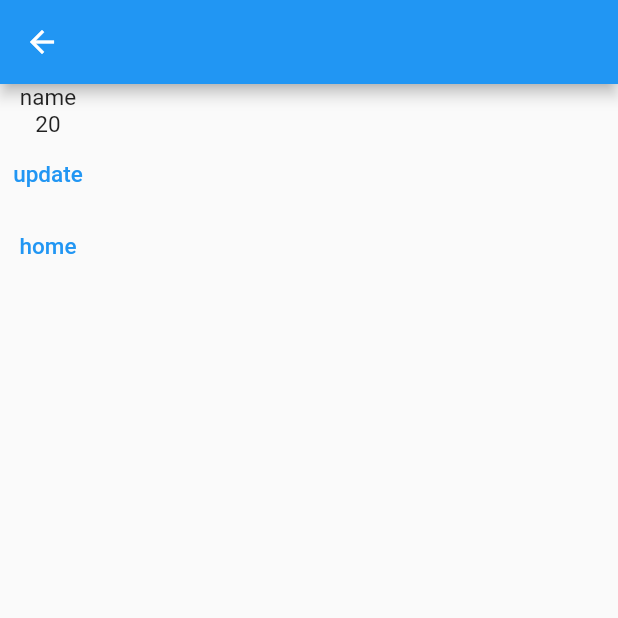
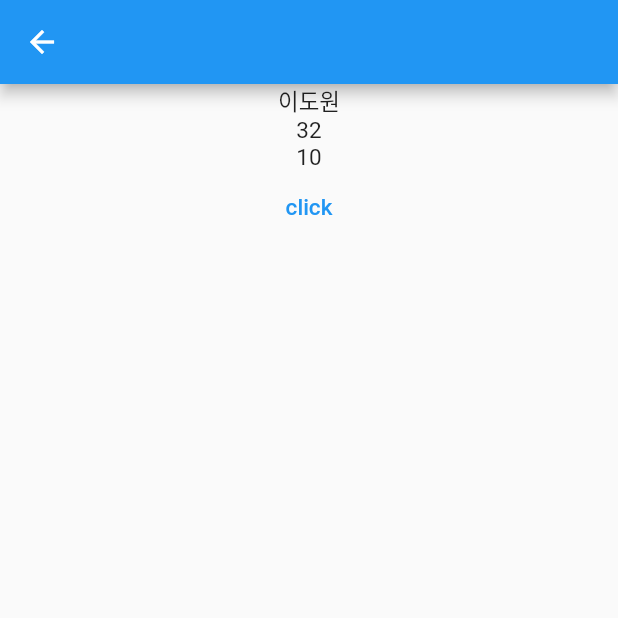
Before and after one commit to flxh4894/my_car_in_phone, a Flutter app: the screen it shows after launch, after a tap on "click", on a phone screen of 412 x 824 dp, the top half of it. Run offline on Flutter 3.47's test engine with Material 2 defaults, Android fonts, the phone set to English and light mode, and no system bars; our stand-ins replace flutter_riverpod, freezed_annotation, riverpod_annotation; generated files the repository leaves out were written again.

Commit message:
테스트노티파이어 어노테이션 추가 수정

```diff
--- a/lib/models/test_model.dart
+++ b/lib/models/test_model.dart
@@ -9,12 +9,6 @@ class TestModel with _$TestModel {
   factory TestModel({required String userId, required int age, int? sex}) =
       _TestModel;
 
-  factory TestModel.nameOnly({
-    required String userId,
-    @Default(20) int age,
-    @Default(1) int sex,
-  }) = _TestModelNameOnly;
-
   factory TestModel.fromJson(Map<String, Object?> json) =>
       _$TestModelFromJson(json);
 }
--- a/lib/notifiers/test_notifier.dart
+++ b/lib/notifiers/test_notifier.dart
@@ -1,14 +1,39 @@
 import 'dart:developer';
+import 'package:my_car_in_phone/models/test_model.dart';
+import 'package:riverpod_annotation/riverpod_annotation.dart';
 
-import 'package:flutter_riverpod/flutter_riverpod.dart';
-import 'package:my_car_in_phone/models/test_model.dart';
+part 'test_notifier.g.dart';
 
-class TestNotifier extends StateNotifier<TestModel> {
-  TestNotifier() : super(TestModel(userId: "name", age: 20)) {
-    log("??????????????????");
+@riverpod
+class Tests extends _$Tests {
+  @override
+  TestModel build() {
+    log("re build test");
+    return TestModel(userId: "이도원", age: 32);
   }
 
-  void updateState(String name, int age, int? sex) {
-    state = TestModel(userId: name, age: age, sex: sex ?? state.sex);
+  void updateAge() {
+    state = state.copyWith(age: 20);
   }
 }
+
+// @riverpod
+// TestModel testNotifier(TestNotifierRef ref) {
+//   ref.onDispose(() => log("close test notifier"));
+
+//   void updateAge() {}
+
+//   return TestModel(userId: "Lee Do Won", age: 32);
+// }
+
+class MyTestNotifier extends Notifier<TestModel> {
+  @override
+  TestModel build() {
+    print("test");
+    return TestModel(userId: "haha", age: 10);
+  }
+
+  void updateAge() {
+    state = state.copyWith(age: 999);
+  }
+}
--- a/lib/routes/routes.dart
+++ b/lib/routes/routes.dart
@@ -2,7 +2,6 @@ import 'dart:developer';
 
 import 'package:flutter/material.dart';
 import 'package:my_car_in_phone/splash.dart';
-import 'package:my_car_in_phone/views/calrendar.dart';
 import 'package:my_car_in_phone/views/home.dart';
 import 'package:my_car_in_phone/views/test.dart';
 
@@ -30,7 +29,7 @@ Widget getRouteWidget(RouteEnum route) {
     case RouteEnum.test:
       return TestPage();
     case RouteEnum.calendar:
-      return CalendarPage();
+      return Container();
   }
 }
 
--- a/lib/views/home.dart
+++ b/lib/views/home.dart
@@ -1,12 +1,20 @@
+import 'dart:developer';
+
 import 'package:flutter/material.dart';
 import 'package:flutter_riverpod/flutter_riverpod.dart';
 import 'package:my_car_in_phone/generated/l10n.dart';
 import 'package:my_car_in_phone/models/enum/part_type_enum.dart';
 import 'package:my_car_in_phone/models/repair.dart';
+import 'package:my_car_in_phone/models/test_model.dart';
 import 'package:my_car_in_phone/notifiers/car_info_notifier.dart';
 import 'package:my_car_in_phone/notifiers/repair_info_notifier.dart';
 import 'package:my_car_in_phone/notifiers/states/car_info_state.dart';
+import 'package:my_car_in_phone/notifiers/test_notifier.dart';
 import 'package:my_car_in_phone/routes/routes.dart';
+
+final np = NotifierProvider<MyTestNotifier, TestModel>(
+  () => MyTestNotifier(),
+);
 
 class HomePage extends ConsumerWidget {
   HomePage({super.key});
@@ -114,11 +122,18 @@ class HomePage extends ConsumerWidget {
             ),
 
             TextButton(
-              onPressed: () => Navigator.pushNamed(
-                context,
-                RouteEnum.calendar.path,
-              ),
-              child: Text("교체내역(달력)"),
+              onPressed: () {
+                log("update age??");
+                ref.read(testsProvider.notifier).updateAge();
+              },
+              child: Text("${ref.watch(testsProvider).age}"),
+            ),
+            TextButton(
+              onPressed: () {
+                log("update age?? ???????????");
+                ref.read(np.notifier).updateAge();
+              },
+              child: Text("${ref.watch(np).age}"),
             )
           ],
         ),
--- a/lib/views/test.dart
+++ b/lib/views/test.dart
@@ -2,33 +2,26 @@ import 'package:flutter/material.dart';
 import 'package:flutter_riverpod/flutter_riverpod.dart';
 import 'package:my_car_in_phone/models/test_model.dart';
 import 'package:my_car_in_phone/notifiers/test_notifier.dart';
-import 'package:my_car_in_phone/routes/routes.dart';
+import 'package:my_car_in_phone/views/home.dart';
 
 class TestPage extends ConsumerWidget {
-  TestPage({super.key});
-
-  final user = StateNotifierProvider<TestNotifier, TestModel>((ref) {
-    return TestNotifier();
-  });
+  const TestPage({super.key});
 
   @override
   Widget build(BuildContext context, WidgetRef ref) {
+    final TestModel tt = ref.watch(testsProvider);
     return Scaffold(
       appBar: AppBar(),
       body: Container(
+        alignment: Alignment.center,
         child: Column(
           children: [
-            Text(ref.watch(user).userId),
-            Text(ref.watch(user).age.toString()),
+            Text(tt.userId),
+            Text(tt.age.toString()),
+            Text(ref.watch(np).age.toString()),
             TextButton(
-                onPressed: () =>
-                    ref.read(user.notifier).updateState("테스터", 10, null),
-                child: const Text("update")),
-            TextButton(
-                onPressed: () => Navigator.pushNamed(
-                    context, RouteEnum.home.path,
-                    arguments: "Hello?"),
-                child: const Text("home"))
+                onPressed: () => ref.read(testsProvider.notifier).updateAge(),
+                child: Text("click"))
           ],
         ),
       ),
--- a/pubspec.yaml
+++ b/pubspec.yaml
@@ -42,6 +42,8 @@ dependencies:
   json_annotation: ^4.7.0
   intl: ^0.17.0
   table_calendar: ^3.0.8
+  riverpod_annotation: ^1.1.1
+  riverpod_generator: ^1.1.1
 
 dev_dependencies:
   flutter_test:
@@ -93,5 +95,5 @@ flutter:
   # For details regarding fonts from package dependencies,
   # see https://flutter.dev/custom-fonts/#from-packages
 flutter_intl:
-  enabled: false
+  enabled: true
   main_locale: ko
```
Also changed, not shown: pubspec.lock.
